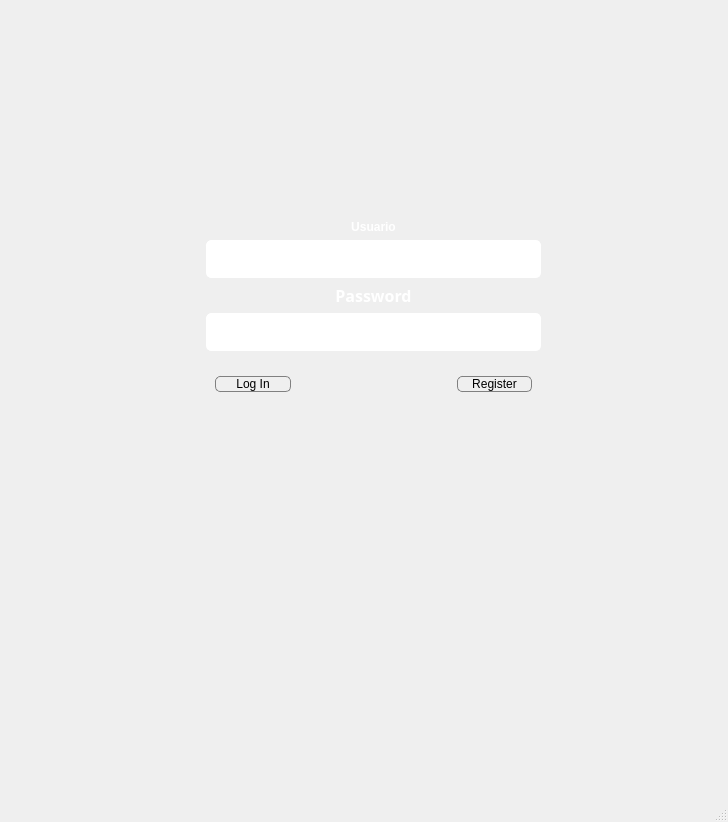
Above: ui/PantallaInicial_color.ui from acarreteroc99/PisciGo before the change. Below: the same form after it.
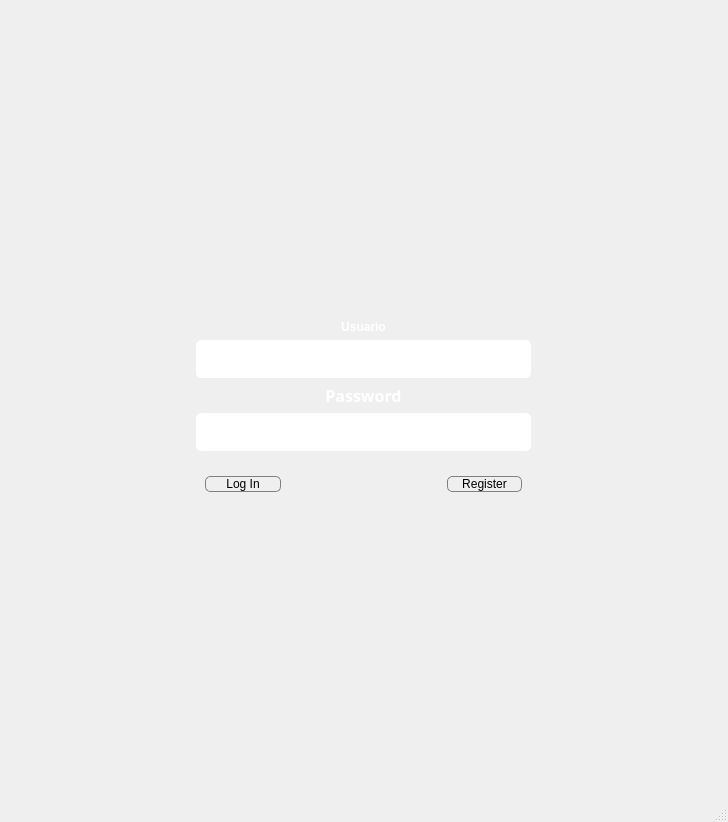
That is the form after the change. Icons and pictures are not drawn.

What changed in the file:
```diff
--- a/ui/PantallaInicial_color.ui
+++ b/ui/PantallaInicial_color.ui
@@ -20,8 +20,8 @@
    <widget class="QWidget" name="formWidget" native="true">
     <property name="geometry">
      <rect>
-      <x>120</x>
-      <y>20</y>
+      <x>110</x>
+      <y>100</y>
       <width>501</width>
       <height>541</height>
      </rect>
@@ -50,13 +50,13 @@
        </property>
       </widget>
      </item>
-     <item row="2" column="1">
+     <item row="4" column="1">
       <widget class="QLabel" name="label_2">
        <property name="styleSheet">
         <string notr="true">border-radius: 5px; 
 color: white; 
 font: 12pt &quot;Myanmar Text&quot;;
-margin: 0px 150px 0px 150px; 
+margin: 20px 150px 0px 150px; 
 border: none; </string>
        </property>
        <property name="text">
@@ -67,7 +67,7 @@
        </property>
       </widget>
      </item>
-     <item row="3" column="1">
+     <item row="5" column="1">
       <widget class="QLineEdit" name="lineEdit">
        <property name="styleSheet">
         <string notr="true">border-radius: 5px; 
@@ -81,7 +81,7 @@
        </property>
       </widget>
      </item>
-     <item row="4" column="1">
+     <item row="6" column="1">
       <widget class="QLabel" name="passwordLabel">
        <property name="font">
         <font>
@@ -108,7 +108,7 @@
        </property>
       </widget>
      </item>
-     <item row="5" column="1">
+     <item row="7" column="1">
       <widget class="QLineEdit" name="passwordLineEdit">
        <property name="styleSheet">
         <string notr="true">border-radius: 5px; 
@@ -125,7 +125,7 @@
        </property>
       </widget>
      </item>
-     <item row="6" column="1">
+     <item row="8" column="1">
       <widget class="QWidget" name="gridWidget" native="true">
        <property name="font">
         <font>
@@ -165,17 +165,8 @@
        </layout>
       </widget>
      </item>
-    </layout>
-   </widget>
+     <item row="3" column="1">
    <widget class="QLabel" name="label">
-    <property name="geometry">
-     <rect>
-      <x>300</x>
-      <y>300</y>
-      <width>121</width>
-      <height>16</height>
-     </rect>
-    </property>
     <property name="styleSheet">
      <string notr="true">text: white; 
 font: 8pt &quot;Myanmar Text&quot;;</string>
@@ -186,6 +177,9 @@
     <property name="alignment">
      <set>Qt::AlignCenter</set>
     </property>
+      </widget>
+     </item>
+    </layout>
    </widget>
   </widget>
   <widget class="QStatusBar" name="statusbar"/>
```
Lines whose indentation alone changed are shown as unchanged.
